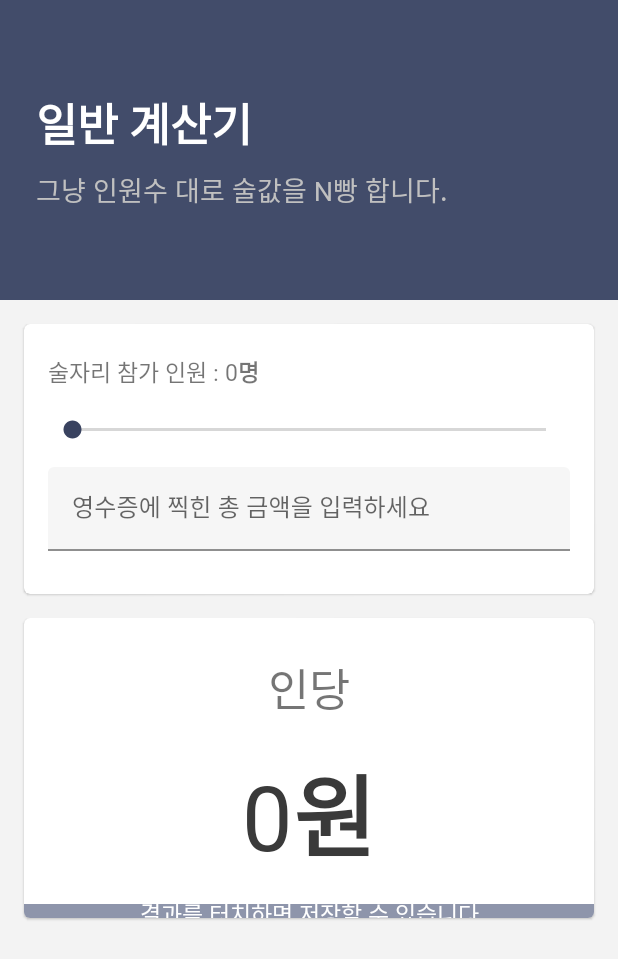
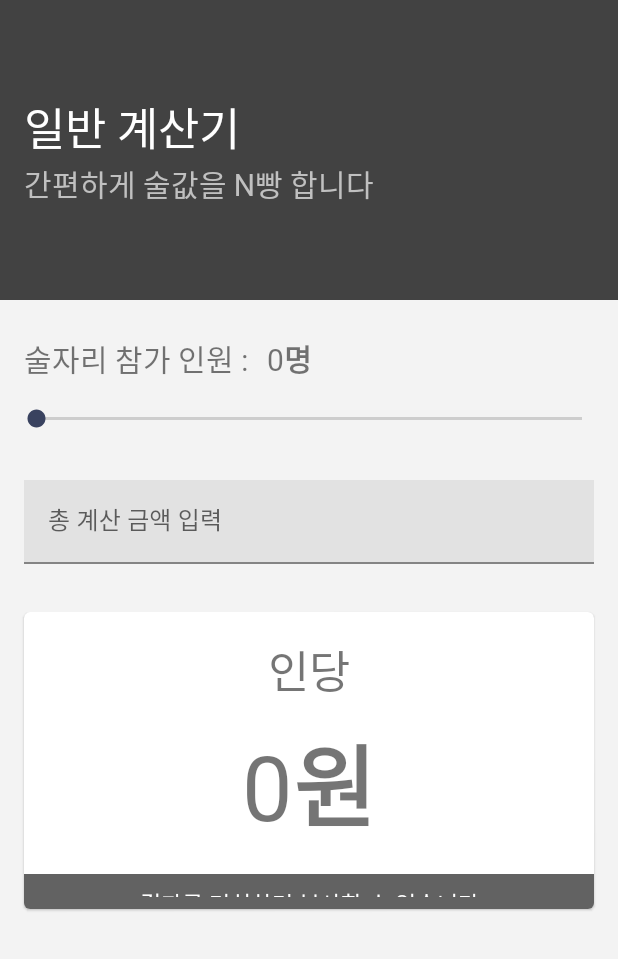
Before and after one commit to H43RO/Hate-Alcohol-Calculator, an Android app: the NormalCaculatorActivity screen opened directly, with no data from a screen before it, on a phone screen of 412 x 824 dp. Shown: the top 959 px of the screen. Run offline under Robolectric (Android 15) with nearby library versions, the phone set to English and light mode, and no system bars.

Commit message:
Merge branch 'master' of C:\Users\com\AndroidStudioProjects\Hate_Alcohol_Calculator with conflicts.

```diff
--- a/app/src/main/res/layout/activity_normal_caculator.xml
+++ b/app/src/main/res/layout/activity_normal_caculator.xml
@@ -13,15 +13,14 @@
         android:id="@+id/normal_title"
         android:layout_width="match_parent"
         android:layout_height="200dp"
-        android:background="#424C6A"
+        android:background="#FF424242"
         android:gravity="center_vertical"
-        android:padding="24dp"
+        android:padding="16dp"
         app:layout_constraintEnd_toEndOf="parent"
         app:layout_constraintStart_toStartOf="parent"
         app:layout_constraintTop_toTopOf="parent">
 
         <TextView
-            android:textStyle="bold"
             android:id="@+id/title_text"
             android:layout_width="wrap_content"
             android:layout_height="wrap_content"
@@ -33,97 +32,84 @@
             android:layout_width="wrap_content"
             android:layout_height="wrap_content"
             android:layout_below="@+id/title_text"
-            android:layout_marginTop="8dp"
-            android:text="그냥 인원수 대로 술값을 N빵 합니다."
+            android:text="간편하게 술값을 N빵 합니다"
             android:textColor="#C0C0C0"
-            android:textSize="18dp" />
+            android:textSize="20dp" />
 
     </RelativeLayout>
-
-
-    <com.google.android.material.card.MaterialCardView
-        android:id="@+id/section1"
-        android:layout_width="match_parent"
-        android:layout_height="180dp"
-        android:layout_marginStart="16dp"
-        android:layout_marginTop="16dp"
-        android:layout_marginEnd="16dp"
-        android:background="#ffffff"
-        android:elevation="8dp"
-        app:cardCornerRadius="4dp"
-        app:layout_constraintTop_toBottomOf="@+id/normal_title">
-
-        <RelativeLayout
-            android:layout_width="match_parent"
-            android:layout_height="match_parent"
-            android:orientation="vertical"
-            android:padding="16dp">
-
-
-            <TextView
-                android:id="@+id/text_people"
-                android:layout_width="wrap_content"
-                android:layout_height="wrap_content"
-                android:layout_marginTop="4dp"
-                android:text="술자리 참가 인원 : "
-                android:textSize="15dp" />
-
-            <TextView
-                android:textStyle="bold"
-                android:id="@+id/count_member"
-                android:layout_width="wrap_content"
-                android:layout_height="wrap_content"
-                android:layout_marginTop="4dp"
-                android:layout_toRightOf="@+id/text_people"
-                android:text="0명"
-                android:textSize="15dp" />
 
     <SeekBar
         android:id="@+id/seekBar"
         android:layout_width="match_parent"
         android:layout_height="wrap_content"
-                android:layout_below="@+id/text_people"
-                android:layout_alignParentStart="true"
-                android:layout_marginStart="0dp"
-                android:layout_marginTop="18dp"
-                android:max="20"
-                android:min="2" />
+        android:layout_marginStart="8dp"
+        android:layout_marginTop="16dp"
+        android:layout_marginEnd="8dp"
+        android:max="30"
+        android:min="2"
+        android:progress="0"
+        app:layout_constraintEnd_toEndOf="parent"
+        app:layout_constraintStart_toStartOf="parent"
+        app:layout_constraintTop_toBottomOf="@+id/text" />
 
+    <TextView
+        android:id="@+id/text"
+        android:layout_width="wrap_content"
+        android:layout_height="wrap_content"
+        android:layout_marginStart="16dp"
+        android:layout_marginTop="24dp"
+        android:text="술자리 참가 인원 : "
+        android:textSize="20dp"
+        app:layout_constraintStart_toStartOf="parent"
+        app:layout_constraintTop_toBottomOf="@+id/normal_title" />
+
+    <TextView
+        android:id="@+id/count_member"
+        android:layout_width="wrap_content"
+        android:layout_height="wrap_content"
+        android:layout_marginStart="8dp"
+        android:layout_marginTop="24dp"
+        android:text="0명"
+        android:textSize="20dp"
+        android:textStyle="bold"
+        app:layout_constraintStart_toEndOf="@+id/text"
+        app:layout_constraintTop_toBottomOf="@+id/normal_title" />
 
     <com.google.android.material.textfield.TextInputLayout
-                android:id="@+id/text_input_anju"
+        android:id="@+id/total_sum_input"
         android:layout_width="match_parent"
         android:layout_height="wrap_content"
-                android:layout_below="@+id/seekBar"
-                android:layout_marginTop="16dp"
-                app:boxBackgroundColor="#F6F6F6"
-                app:boxStrokeColor="#6B6B6B"
-                app:boxStrokeErrorColor="@color/errorStroke"
-                app:errorIconDrawable="@drawable/ic_error_black_24dp"
-                app:errorIconTintMode="multiply">
+        app:layout_constraintEnd_toEndOf="parent"
+        app:layout_constraintStart_toStartOf="parent"
+        app:layout_constraintTop_toBottomOf="@+id/seekBar">
 
         <com.google.android.material.textfield.TextInputEditText
             android:id="@+id/total_sum_edit_text"
             android:layout_width="match_parent"
+            android:layout_height="wrap_content"
+            android:layout_marginStart="16dp"
+            android:layout_marginTop="32dp"
+            android:layout_marginEnd="16dp"
+            android:hint="총 계산 금액 입력"
             android:inputType="number"
-                    android:layout_height="match_parent"
-                    android:hint="영수증에 찍힌 총 금액을 입력하세요" />
+            android:background="#E2E2E2"
+            app:layout_constraintEnd_toEndOf="parent"
+            app:layout_constraintStart_toStartOf="parent"
+            app:layout_constraintTop_toBottomOf="@+id/seekBar" />
 
     </com.google.android.material.textfield.TextInputLayout>
 
-        </RelativeLayout>
-
-    </com.google.android.material.card.MaterialCardView>
-
     <com.google.android.material.card.MaterialCardView
         android:layout_width="match_parent"
-        android:layout_height="200dp"
+        android:layout_height="198dp"
         android:layout_marginStart="16dp"
-        android:layout_marginTop="16dp"
+        android:layout_marginTop="32dp"
         android:layout_marginEnd="16dp"
         android:elevation="8dp"
         app:cardCornerRadius="4dp"
-        app:layout_constraintTop_toBottomOf="@+id/section1">
+        app:layout_constraintEnd_toEndOf="parent"
+        app:layout_constraintStart_toStartOf="parent"
+        app:layout_constraintTop_toBottomOf="@+id/total_sum_input">
 
         <RelativeLayout
             android:layout_width="match_parent"
@@ -133,21 +119,19 @@
                 android:id="@+id/textView2"
                 android:layout_width="match_parent"
                 android:layout_height="wrap_content"
-                android:layout_marginTop="24dp"
+                android:layout_marginTop="16dp"
                 android:gravity="center_horizontal"
                 android:text="인당"
                 android:textSize="30dp" />
 
             <TextView
-                android:layout_marginTop="16dp"
                 android:id="@+id/sum_text_view"
                 android:layout_width="match_parent"
                 android:layout_height="wrap_content"
                 android:layout_below="@+id/textView2"
-                android:layout_marginBottom="16dp"
+                android:layout_marginTop="8dp"
                 android:gravity="center_horizontal"
                 android:text="0원"
-                android:textColor="#3A3A3A"
                 android:textSize="60dp"
                 android:textStyle="bold" />
 
@@ -155,21 +139,26 @@
                 android:layout_width="match_parent"
                 android:layout_height="match_parent"
                 android:layout_below="@+id/sum_text_view"
-                android:background="#8E95AB"
+                android:layout_marginTop="16dp"
+                android:background="#626262"
                 android:orientation="horizontal"
-                android:gravity="center_vertical">
+                android:padding="8dp">
 
                 <TextView
                     android:layout_width="match_parent"
                     android:layout_height="20dp"
-                    android:gravity="center"
-                    android:text="결과를 터치하면 저장할 수 있습니다"
+                    android:gravity="center_horizontal"
+                    android:text="결과를 터치하면 복사할 수 있습니다"
                     android:textColor="#ffffff"
                     android:textSize="15dp" />
 
 
             </LinearLayout>
+
+
         </RelativeLayout>
+
+
     </com.google.android.material.card.MaterialCardView>
 
 
```
Lines whose indentation alone changed are shown as unchanged.
